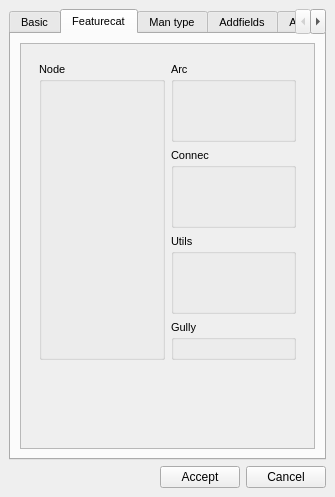
Giswater/giswater_qgis_plugin, file core/ui/toolbars/utilities/config.ui: the form before one commit.
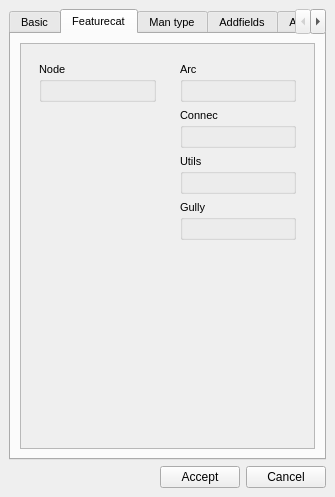
The form after the commit. The open tabs and pages were chosen to show the change.

Commit message: Minor enhancement: on config form

The edit to the form file:
```diff
--- a/core/ui/toolbars/utilities/config.ui
+++ b/core/ui/toolbars/utilities/config.ui
@@ -330,16 +330,16 @@
             </rect>
            </property>
            <layout class="QGridLayout" name="gridLayout_3">
-            <item row="3" column="1">
-             <widget class="QFrame" name="frame_3">
+            <item row="3" column="2">
+             <widget class="QFrame" name="frame_8">
               <property name="frameShape">
                <enum>QFrame::NoFrame</enum>
               </property>
               <property name="frameShadow">
                <enum>QFrame::Raised</enum>
               </property>
-              <layout class="QGridLayout" name="gridLayout_23">
-               <item row="1" column="1">
+              <layout class="QGridLayout" name="gridLayout_4">
+               <item row="1" column="0">
                 <widget class="QGroupBox" name="grb_connec">
                  <property name="title">
                   <string>Connec</string>
@@ -348,48 +348,22 @@
                   <item row="0" column="0">
                    <layout class="QGridLayout" name="lyt_connec"/>
                   </item>
-                  <item row="1" column="0">
-                   <spacer name="verticalSpacer_17">
-                    <property name="orientation">
-                     <enum>Qt::Vertical</enum>
-                    </property>
-                    <property name="sizeHint" stdset="0">
-                     <size>
-                      <width>20</width>
-                      <height>40</height>
-                     </size>
-                    </property>
-                   </spacer>
-                  </item>
                  </layout>
                 </widget>
                </item>
-               <item row="2" column="1">
-                <widget class="QGroupBox" name="grb_utils">
+               <item row="0" column="0">
+                <widget class="QGroupBox" name="grb_arc">
                  <property name="title">
-                  <string>Utils</string>
+                  <string>Arc</string>
                  </property>
-                 <layout class="QGridLayout" name="gridLayout_21">
-                  <item row="1" column="0">
-                   <spacer name="verticalSpacer_16">
-                    <property name="orientation">
-                     <enum>Qt::Vertical</enum>
-                    </property>
-                    <property name="sizeHint" stdset="0">
-                     <size>
-                      <width>20</width>
-                      <height>40</height>
-                     </size>
-                    </property>
-                   </spacer>
-                  </item>
+                 <layout class="QGridLayout" name="gridLayout_9">
                   <item row="0" column="0">
                    <layout class="QGridLayout" name="lyt_utils"/>
                   </item>
                  </layout>
                 </widget>
                </item>
-               <item row="3" column="1">
+               <item row="3" column="0">
                 <widget class="QGroupBox" name="grb_gully">
                  <property name="title">
                   <string>Gully</string>
@@ -401,7 +375,44 @@
                  </layout>
                 </widget>
                </item>
-               <item row="0" column="0" rowspan="4">
+               <item row="2" column="0">
+                <widget class="QGroupBox" name="grb_utils">
+                 <property name="title">
+                  <string>Utils</string>
+                 </property>
+                 <layout class="QGridLayout" name="gridLayout_21">
+                  <item row="0" column="0">
+                   <layout class="QGridLayout" name="lyt_utils"/>
+                  </item>
+                 </layout>
+                </widget>
+               </item>
+               <item row="4" column="0">
+                <spacer name="verticalSpacer_14">
+                 <property name="orientation">
+                  <enum>Qt::Vertical</enum>
+                 </property>
+                 <property name="sizeHint" stdset="0">
+                  <size>
+                   <width>20</width>
+                   <height>40</height>
+                  </size>
+                 </property>
+                </spacer>
+               </item>
+              </layout>
+             </widget>
+            </item>
+            <item row="3" column="1">
+             <widget class="QFrame" name="frame_3">
+              <property name="frameShape">
+               <enum>QFrame::NoFrame</enum>
+              </property>
+              <property name="frameShadow">
+               <enum>QFrame::Raised</enum>
+              </property>
+              <layout class="QGridLayout" name="gridLayout_23">
+               <item row="0" column="0" rowspan="2">
                 <widget class="QGroupBox" name="grb_node">
                  <property name="title">
                   <string>Node</string>
@@ -410,46 +421,21 @@
                   <item row="0" column="0">
                    <layout class="QGridLayout" name="lyt_node"/>
                   </item>
-                  <item row="1" column="0">
-                   <spacer name="verticalSpacer_15">
-                    <property name="orientation">
-                     <enum>Qt::Vertical</enum>
-                    </property>
-                    <property name="sizeHint" stdset="0">
-                     <size>
-                      <width>20</width>
-                      <height>40</height>
-                     </size>
-                    </property>
-                   </spacer>
-                  </item>
                  </layout>
                 </widget>
                </item>
-               <item row="0" column="1">
-                <widget class="QGroupBox" name="grb_arc">
-                 <property name="title">
-                  <string>Arc</string>
+               <item row="2" column="0">
+                <spacer name="verticalSpacer_15">
+                 <property name="orientation">
+                  <enum>Qt::Vertical</enum>
                  </property>
-                 <layout class="QGridLayout" name="gridLayout_9">
-                  <item row="0" column="0">
-                   <layout class="QGridLayout" name="lyt_arc"/>
-                  </item>
-                  <item row="1" column="0">
-                   <spacer name="verticalSpacer_24">
-                    <property name="orientation">
-                     <enum>Qt::Vertical</enum>
-                    </property>
-                    <property name="sizeHint" stdset="0">
-                     <size>
-                      <width>20</width>
-                      <height>40</height>
-                     </size>
-                    </property>
-                   </spacer>
-                  </item>
-                 </layout>
-                </widget>
+                 <property name="sizeHint" stdset="0">
+                  <size>
+                   <width>20</width>
+                   <height>40</height>
+                  </size>
+                 </property>
+                </spacer>
                </item>
               </layout>
               <zorder>grb_arc</zorder>
@@ -459,7 +445,7 @@
               <zorder>grb_node</zorder>
              </widget>
             </item>
-            <item row="4" column="1">
+            <item row="4" column="1" colspan="2">
              <spacer name="verticalSpacer_2">
               <property name="orientation">
                <enum>Qt::Vertical</enum>
```
Left out of the diff: 157 changed lines with no effect on the pictures.
